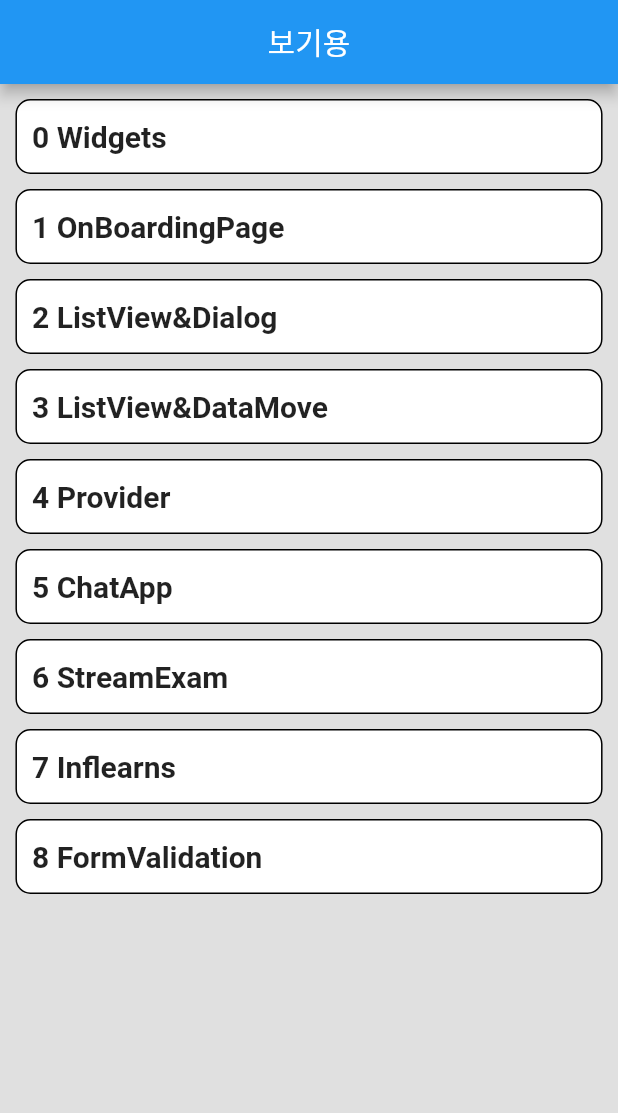
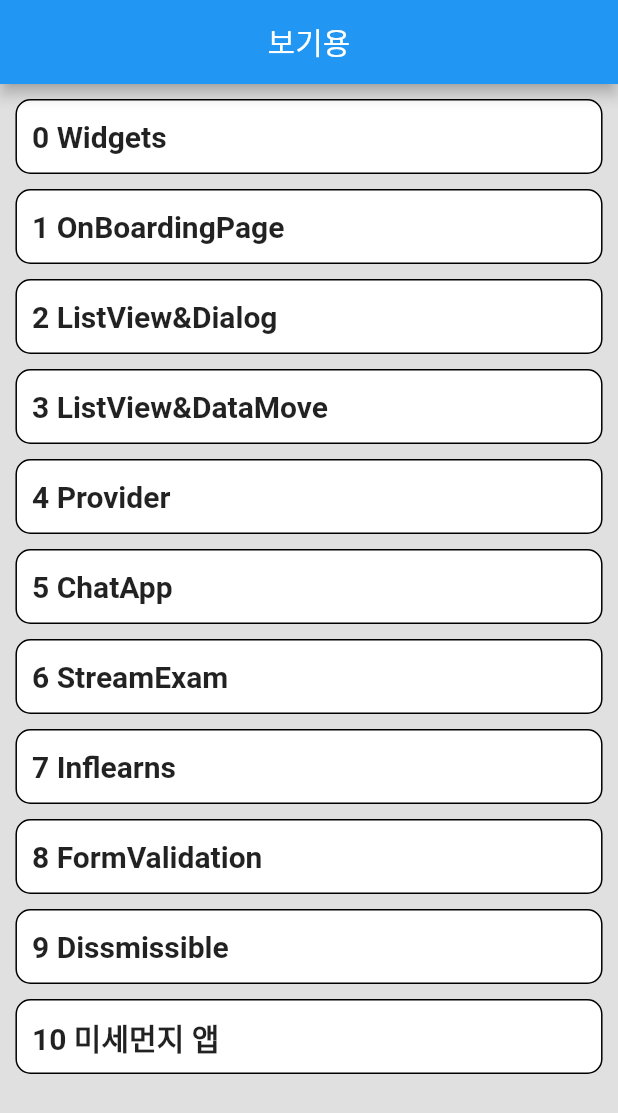
Before and after one commit to jaehee21232/TestApp, a Flutter app: the screen it shows after launch, on a phone screen of 412 x 824 dp. Shown: the top 1113 px of the screen. Run offline on Flutter 3.47's test engine with Material 2 defaults, Android fonts, the phone set to English and light mode, and no system bars; our stand-ins replace cloud_firestore, firebase_auth, firebase_core, introduction_screen, like_button; missing offline and left inert: cloud_firestore_web, firebase_auth_web, firebase_core_web; accounts and stored records are empty.

Commit message:
페이지추가

```diff
--- a/lib/home.dart
+++ b/lib/home.dart
@@ -1,6 +1,8 @@
 import 'package:flutter/material.dart';
+import 'package:testapp/page/Dissmissible.dart';
 import 'package:testapp/page/Form_Validation.dart';
 import 'package:testapp/page/chatAppMain.dart';
+import 'package:testapp/page/fine_dust.dart';
 import 'package:testapp/page/inflearns.dart';
 import 'package:testapp/page/listview_data.dart';
 import 'package:testapp/page/listview_dialog.dart';
@@ -10,8 +12,6 @@ import 'package:testapp/page/stream_exam.dart';
 import 'package:testapp/page/Fluwidgets.dart';
 
 class HomeBuilder extends StatelessWidget {
-  HomeBuilder({super.key});
-
   final List<Widget> pages = const <Widget>[
     Fluwidgets(),
     OnBoardingPage(),
@@ -22,6 +22,8 @@ class HomeBuilder extends StatelessWidget {
     StreamExam(),
     Inflearns(),
     FormValidation(),
+    SwipeToDismiss(),
+    FineDustApp(),
   ];
   final List<String> Texts = const <String>[
     "Widgets",
@@ -32,13 +34,16 @@ class HomeBuilder extends StatelessWidget {
     "ChatApp",
     "StreamExam",
     "Inflearns",
-    "FormValidation"
+    "FormValidation",
+    "Dissmissible",
+    "미세먼지 앱"
   ];
+
+  const HomeBuilder({super.key});
   @override
   Widget build(BuildContext context) {
     var size = MediaQuery.of(context).size;
     var width = size.width;
-    var height = size.width;
     return Align(
       alignment: Alignment.topCenter,
       child: Container(
```
